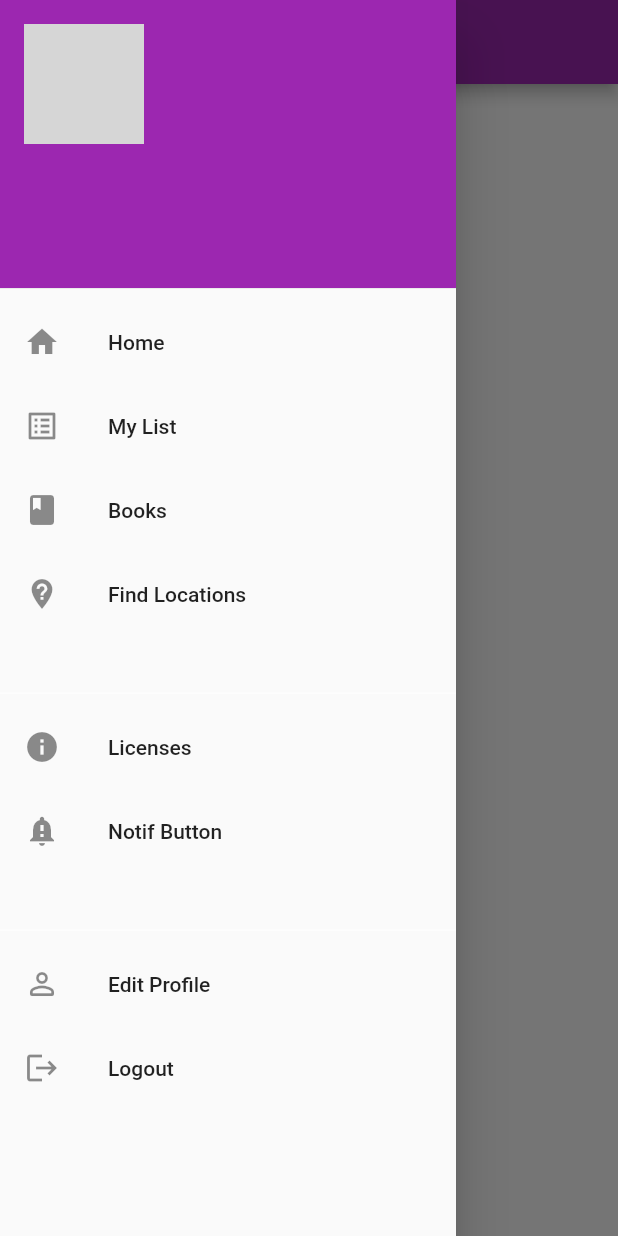
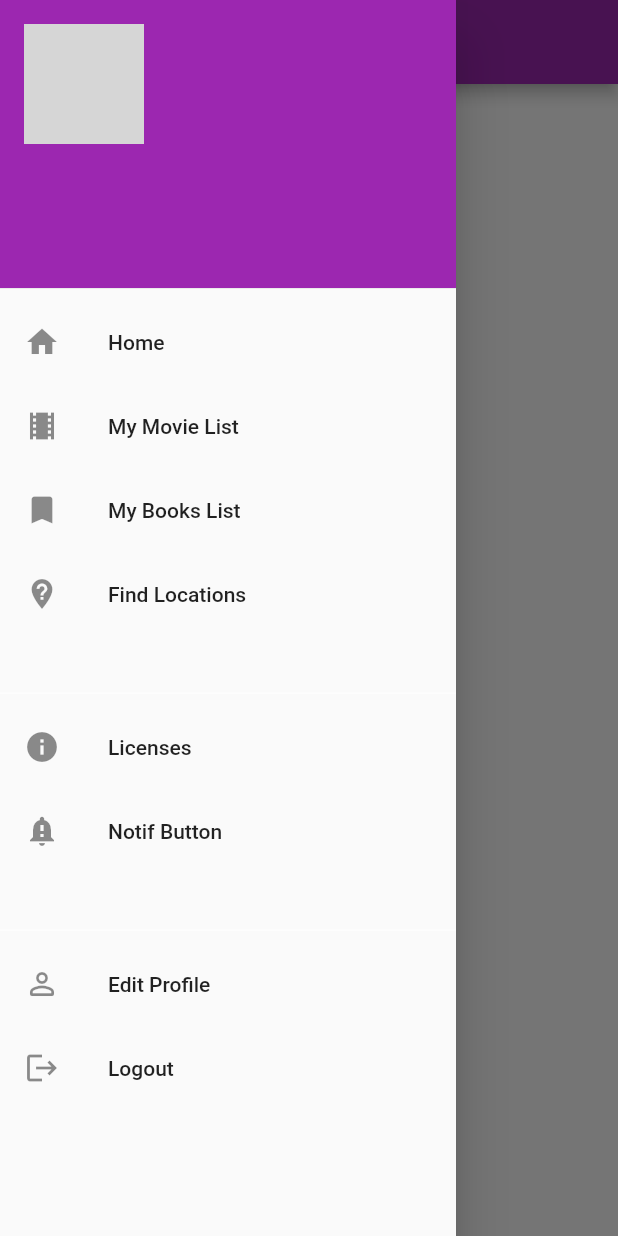
Before and after one commit to CSCI4100U/course-project-csci-4100-final-project, a Flutter app: the BooksView screen opened directly, with the side drawer open, on a phone screen of 412 x 824 dp. Run offline on Flutter 3.47's test engine with Material 2 defaults, Android fonts, the phone set to English and light mode, and no system bars; our stand-ins replace charts_flutter_new, cloud_firestore, firebase_auth, firebase_core, flutter_i18n, flutter_local_notifications and 6 more; accounts and stored records are empty; network calls fail; grey boxes are pictures that could not be loaded.

Commit message:
updated drawer

```diff
--- a/project/assets/i18n/en.json
+++ b/project/assets/i18n/en.json
@@ -25,8 +25,8 @@
   },
   "Drawer": {
     "Home": "Home",
-    "My_list": "My List",
-    "Books": "Books",
+    "My_list": "My Movie List",
+    "Books": "My Books List",
     "Find_loc": "Find Locations",
     "Licenses": "Licenses",
     "Logout": "Logout"
--- a/project/lib/components/drawer.dart
+++ b/project/lib/components/drawer.dart
@@ -91,19 +91,10 @@ class _NavDrawerState extends State<NavDrawer> {
                           ),
                         )
                       ],
-                    ),
-                      // child: UserAccountsDrawerHeader(
-                      //   accountName: Text(
-                      //     userName,
-                      //     style: TextStyle(fontSize: 18),
-                      //   ),
-                      //   accountEmail: Text(user!.email!),
-                      //   currentAccountPictureSize: Size.square(50),
-                      //   currentAccountPicture: Image.network(userPhoto),
-                      //   ),
-                      ),
                   ),
+                ),
               ),
+            ),
             ListTile(
               leading: Icon(Icons.home),
               title: Text(FlutterI18n.translate(context, "Drawer.Home"), style: TextStyle(),),
@@ -118,7 +109,7 @@ class _NavDrawerState extends State<NavDrawer> {
               },
             ),
             ListTile(
-              leading: Icon(Icons.list_alt),
+              leading: Icon(Icons.local_movies),
               title: Text(FlutterI18n.translate(context, "Drawer.My_list")),
               onTap: () {
                 Navigator.pop(context);
@@ -131,7 +122,7 @@ class _NavDrawerState extends State<NavDrawer> {
               },
             ),
             ListTile(
-              leading: Icon(Icons.book),
+              leading: Icon(Icons.bookmark_outlined),
               title: Text(FlutterI18n.translate(context, "Drawer.Books")),
               onTap: () {
                 Navigator.pop(context);
```
